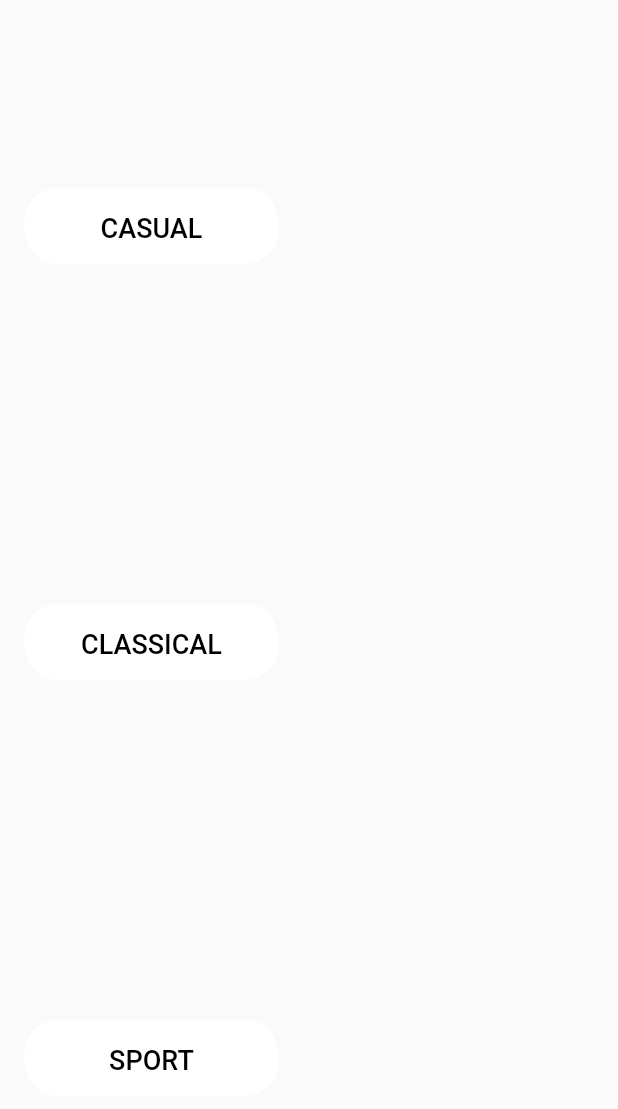
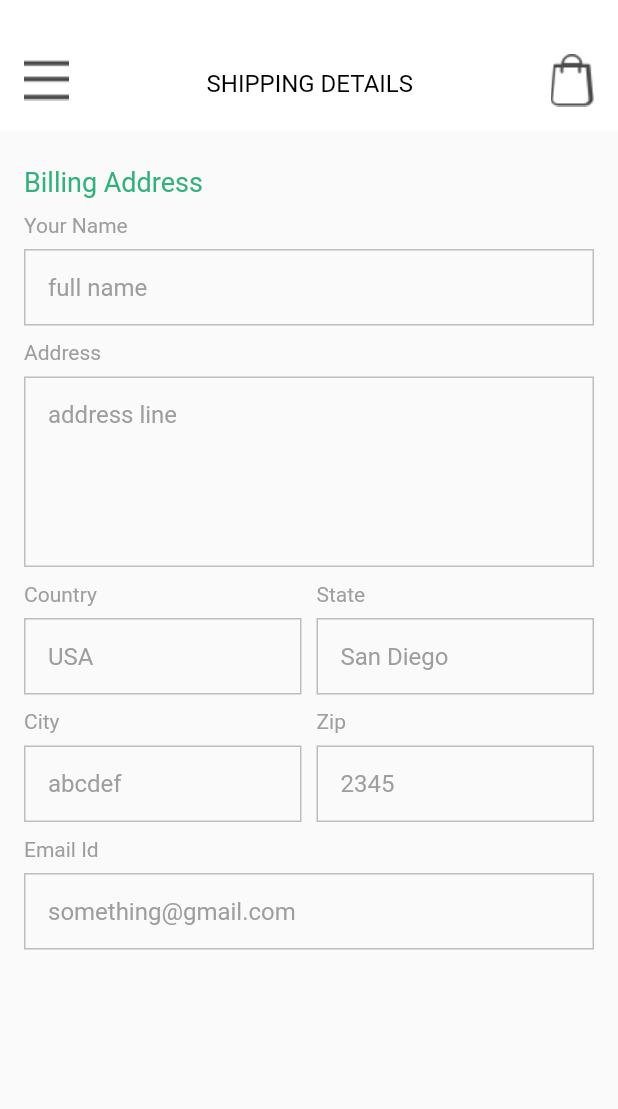
Before and after one commit to Stunntech/boutique-mobile-flutter, a Flutter app: the ButtonSection widget shown alone on an empty page, opened directly, after a tap on "CASUAL", on a phone screen of 412 x 824 dp. Shown: the top 1109 px of the screen. Run offline on Flutter 3.47's test engine with Material 2 defaults, Android fonts, the phone set to English and light mode, and no system bars; Roboto replaces fonts that are missing (avenir_black, helvetica_neue_bold, helvetica_neue_medium); project files that could hold a hidden picture were left out.

Commit message:
design shipping detail page

```diff
--- /dev/null
+++ b/lib/shipping_details.dart
@@ -0,0 +1,308 @@
+import 'package:flutter/material.dart';
+
+class ShippingDetailPage extends StatefulWidget {
+  ShippingDetailPageState createState() => ShippingDetailPageState();
+}
+
+class ShippingDetailPageState extends State<ShippingDetailPage> {
+  @override
+  Widget build(BuildContext context) {
+    return new Scaffold(
+      body: new Container(
+        child: new Column(
+          crossAxisAlignment: CrossAxisAlignment.start,
+          mainAxisAlignment: MainAxisAlignment.start,
+          children: <Widget>[
+            new Container(
+              padding: new EdgeInsets.all(8.0),
+              decoration: new BoxDecoration(
+                color: Colors.white,
+              ),
+              child: new Row(
+                crossAxisAlignment: CrossAxisAlignment.center,
+                mainAxisAlignment: MainAxisAlignment.spaceBetween,
+                children: <Widget>[
+                  new GestureDetector(
+                    onTap: () {
+                      //  Navigator.pop(context);
+                    },
+                    child: new Container(
+                      margin: new EdgeInsets.only(top: 20.0),
+                      padding: new EdgeInsets.all(8.0),
+                      child: new Image.asset(
+                        "assets/images/menu_black.png",
+                      ),
+                    ),
+                  ),
+                  new Container(
+                    margin: new EdgeInsets.only(top: 25.0),
+                    child: new Text(
+                      'SHIPPING DETAILS',
+                      textAlign: TextAlign.center,
+                      style: new TextStyle(
+                        color: Colors.black,
+                        fontSize: 16.0,
+                        fontFamily: 'avenir_black',
+                      ),
+                    ),
+                  ),
+                  new GestureDetector(
+                    onTap: () {
+                      // Navigator.pop(context);
+                    },
+                    child: new Container(
+                      alignment: Alignment.topRight,
+                      margin: new EdgeInsets.only(top: 20.0),
+                      padding: new EdgeInsets.all(8.0),
+                      child: new Image.asset(
+                        "assets/images/shopping_bag_black.png",
+                      ),
+                    ),
+                  ),
+                ],
+              ),
+            ),
+            new SingleChildScrollView(
+              scrollDirection: Axis.vertical,
+              child: new Container(
+                margin: new EdgeInsets.all(16.0),
+                child: new Column(
+                  crossAxisAlignment: CrossAxisAlignment.start,
+                  mainAxisAlignment: MainAxisAlignment.start,
+                  children: <Widget>[
+                    new Container(
+                      margin: new EdgeInsets.only(top: 8.0),
+                      child: new Text(
+                        'Billing Address',
+                        textAlign: TextAlign.start,
+                        style: new TextStyle(
+                          color: const Color(0xFF33b17c),
+                          fontSize: 18.0,
+                          fontFamily: 'helvetica_neue_bold',
+                        ),
+                      ),
+                    ),
+                    new Container(
+                      margin: new EdgeInsets.only(top: 10.0),
+                      child: new Text(
+                        'Your Name',
+                        textAlign: TextAlign.left,
+                        style:
+                            new TextStyle(fontSize: 14.0, color: Colors.grey),
+                      ),
+                    ),
+                    new Container(
+                        margin: new EdgeInsets.only(top: 8.0),
+                        decoration: new BoxDecoration(
+                            border:
+                                new Border.all(color: Colors.grey.shade400)),
+                        child: new TextField(
+                          decoration: new InputDecoration(
+                            border: InputBorder.none,
+                            filled: false,
+                            contentPadding: new EdgeInsets.all(15.0),
+                            hintText: 'full name',
+                            hintStyle: new TextStyle(
+                              color: Colors.grey,
+                            ),
+                          ),
+                        )),
+                    new Container(
+                      margin: new EdgeInsets.only(top: 10.0),
+                      child: new Text(
+                        'Address',
+                        textAlign: TextAlign.left,
+                        style:
+                            new TextStyle(fontSize: 14.0, color: Colors.grey),
+                      ),
+                    ),
+                    new Container(
+                        margin: new EdgeInsets.only(top: 8.0),
+                        decoration: new BoxDecoration(
+                            border:
+                                new Border.all(color: Colors.grey.shade400)),
+                        child: new TextField(
+                          maxLines: 5,
+                          decoration: new InputDecoration(
+                            border: InputBorder.none,
+                            filled: false,
+                            contentPadding: new EdgeInsets.all(15.0),
+                            hintText: 'address line',
+                            hintStyle: new TextStyle(
+                              color: Colors.grey,
+                            ),
+                          ),
+                        )),
+                    new Container(
+                      child: new Row(
+                        mainAxisAlignment: MainAxisAlignment.spaceBetween,
+                        children: <Widget>[
+                          new Expanded(
+                            child: new Container(
+                              padding: new EdgeInsets.only(right: 5.0),
+                              child: new Column(
+                                crossAxisAlignment: CrossAxisAlignment.start,
+                                mainAxisSize: MainAxisSize.min,
+                                mainAxisAlignment: MainAxisAlignment.start,
+                                children: <Widget>[
+                                  new Container(
+                                    margin: new EdgeInsets.only(top: 10.0),
+                                    child: new Text(
+                                      'Country',
+                                      textAlign: TextAlign.left,
+                                      style: new TextStyle(
+                                          fontSize: 14.0, color: Colors.grey),
+                                    ),
+                                  ),
+                                  new Container(
+                                      margin: new EdgeInsets.only(top: 8.0),
+                                      decoration: new BoxDecoration(
+                                          border: new Border.all(
+                                              color: Colors.grey.shade400)),
+                                      child: new TextField(
+                                        decoration: new InputDecoration(
+                                          border: InputBorder.none,
+                                          filled: false,
+                                          contentPadding:
+                                              new EdgeInsets.all(15.0),
+                                          hintText: 'USA',
+                                          hintStyle: new TextStyle(
+                                            color: Colors.grey,
+                                          ),
+                                        ),
+                                      )),
+                                  new Container(
+                                    margin: new EdgeInsets.only(top: 10.0),
+                                    child: new Text(
+                                      'City',
+                                      textAlign: TextAlign.left,
+                                      style: new TextStyle(
+                                          fontSize: 14.0, color: Colors.grey),
+                                    ),
+                                  ),
+                                  new Container(
+                                      margin: new EdgeInsets.only(top: 8.0),
+                                      decoration: new BoxDecoration(
+                                          border: new Border.all(
+                                              color: Colors.grey.shade400)),
+                                      child: new TextField(
+                                        decoration: new InputDecoration(
+                                          border: InputBorder.none,
+                                          filled: false,
+                                          contentPadding:
+                                              new EdgeInsets.all(15.0),
+                                          hintText: 'abcdef',
+                                          hintStyle: new TextStyle(
+                                            color: Colors.grey,
+                                          ),
+                                        ),
+                                      )),
+                                ],
+                              ),
+                            ),
+                          ),
+                          new Expanded(
+                            child: new Container(
+                              padding: new EdgeInsets.only(left: 5.0),
+                              child: new Column(
+                                crossAxisAlignment: CrossAxisAlignment.start,
+                                mainAxisSize: MainAxisSize.min,
+                                mainAxisAlignment: MainAxisAlignment.center,
+                                children: <Widget>[
+                                  new Container(
+                                    margin: new EdgeInsets.only(top: 10.0),
+                                    child: new Text(
+                                      'State',
+                                      textAlign: TextAlign.left,
+                                      style: new TextStyle(
+                                          fontSize: 14.0, color: Colors.grey),
+                                    ),
+                                  ),
+                                  new Container(
+                                      margin: new EdgeInsets.only(top: 8.0),
+                                      decoration: new BoxDecoration(
+                                          border: new Border.all(
+                                              color: Colors.grey.shade400)),
+                                      child: new TextField(
+                                        decoration: new InputDecoration(
+                                          border: InputBorder.none,
+                                          filled: false,
+                                          contentPadding:
+                                              new EdgeInsets.all(15.0),
+                                          hintText: 'San Diego',
+                                          hintStyle: new TextStyle(
+                                            color: Colors.grey,
+                                          ),
+                                        ),
+                                      )),
+                                  new Container(
+                                    margin: new EdgeInsets.only(top: 10.0),
+                                    child: new Text(
+                                      'Zip',
+                                      textAlign: TextAlign.left,
+                                      style: new TextStyle(
+                                          fontSize: 14.0, color: Colors.grey),
+                                    ),
+                                  ),
+                                  new Container(
+                                      margin: new EdgeInsets.only(top: 8.0),
+                                      decoration: new BoxDecoration(
+                                          border: new Border.all(
+                                              color: Colors.grey.shade400)),
+                                      child: new TextField(
+                                        decoration: new InputDecoration(
+                                          border: InputBorder.none,
+                                          filled: false,
+                                          contentPadding:
+                                              new EdgeInsets.all(15.0),
+                                          hintText: '2345',
+                                          hintStyle: new TextStyle(
+                                            color: Colors.grey,
+                                          ),
+                                        ),
+                                      )),
+                                ],
+                              ),
+                            ),
+                          ),
+                        ],
+                      ),
+                    ),
+
+                    // sdfghj
+
+                    new Container(
+                      margin: new EdgeInsets.only(top: 10.0),
+                      child: new Text(
+                        'Email Id',
+                        textAlign: TextAlign.left,
+                        style:
+                            new TextStyle(fontSize: 14.0, color: Colors.grey),
+                      ),
+                    ),
+                    new Container(
+                        margin: new EdgeInsets.only(top: 8.0),
+                        decoration: new BoxDecoration(
+                            border:
+                                new Border.all(color: Colors.grey.shade400)),
+                        child: new TextField(
+                          decoration: new InputDecoration(
+                            border: InputBorder.none,
+                            filled: false,
+                            contentPadding: new EdgeInsets.all(15.0),
+                            hintText: 'something@gmail.com',
+                            hintStyle: new TextStyle(
+                              color: Colors.grey,
+                            ),
+                          ),
+                        )),
+                  ],
+                ),
+              ),
+            ),
+          ],
+        ),
+      ),
+    );
+  }
+}
--- a/lib/style_selection.dart
+++ b/lib/style_selection.dart
@@ -1,6 +1,8 @@
 import 'package:flutter/material.dart';
 import 'top_collection.dart';
 import 'item_category_selection.dart';
+import 'my_orders.dart';
+import 'shipping_details.dart';
 
 class StyleSelectionPage extends StatefulWidget {
   StyleSelectionPageState createState() => StyleSelectionPageState();
@@ -159,11 +161,11 @@ class ButtonSection extends StatelessWidget {
                   ),
                 ),
                 onPressed: () {
-                  /*  Navigator.push(
+                  Navigator.push(
                     context,
                     new MaterialPageRoute(
-                        builder: (context) => new SignUpPage()),
-                  );*/
+                        builder: (context) => new ShippingDetailPage()),
+                  );
                 }),
           ),
           new Container(
--- a/pubspec.yaml
+++ b/pubspec.yaml
@@ -45,6 +45,10 @@ flutter:
           - assets/images/bag.png
           - assets/images/cloth.png
           - assets/images/footwear.png
+          - assets/images/menu_black.png
+          - assets/images/shopping_bag_black.png
+          - assets/images/img.png
+          - assets/images/img_order.png
 
   # An image asset can refer to one or more resolution-specific "variants", see
   # https://flutter.io/assets-and-images/#resolution-aware.
```
Also changed, not shown: lib/item_category_selection.dart (+99 -94 lines), lib/my_orders.dart (added, +168 -0 lines), assets/images/img.png (added), assets/images/img_order.png (added), assets/images/menu_black.png (added), assets/images/shopping_bag_black.png (added).
